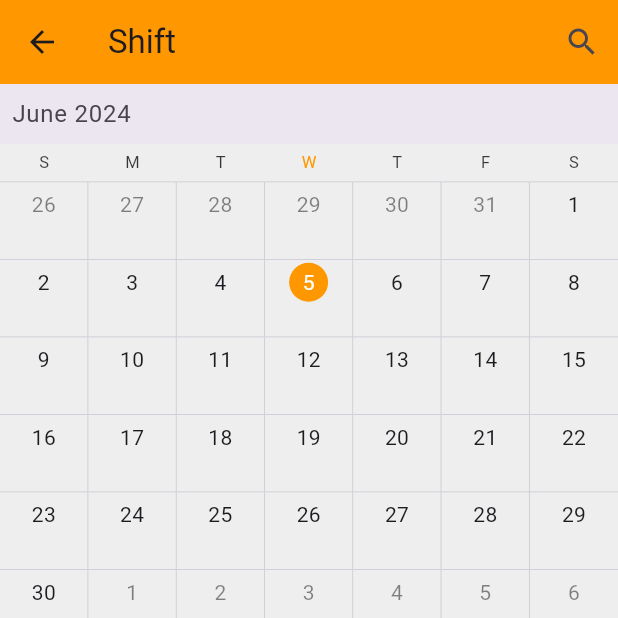
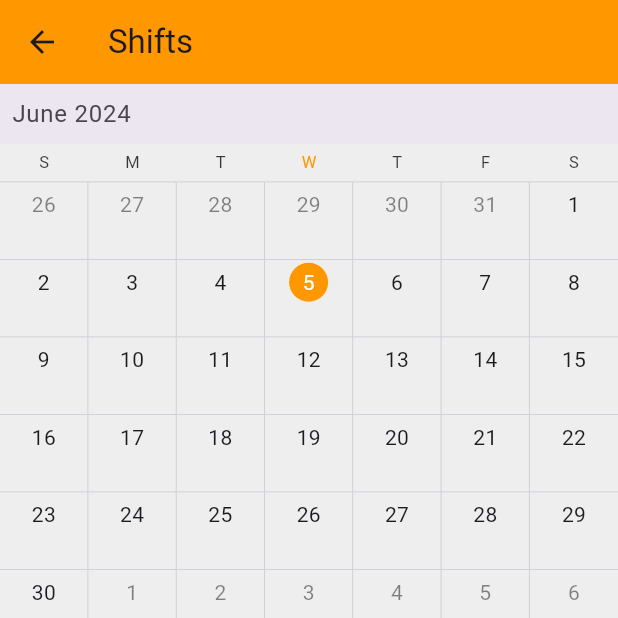
Before and after one commit to FPA-SEC-groupes/Admin_app, a Flutter app: the WaiterShiftPage screen opened by its route, on a phone screen of 412 x 824 dp, the top half of it. Run offline on Flutter 3.47's test engine with Material 3 defaults, Android fonts, the phone set to English and light mode, and no system bars; drawn by our look-alikes of syncfusion_flutter_calendar; our stand-ins replace connectivity_plus, dio, dotted_border, dropdown_button2, flutter_image_compress, flutter_local_notifications and 13 more; missing offline and left inert: draggable_fab, file_saver, multi_image_picker_plus; accounts and stored records are empty; generated files the repository leaves out were written again; network calls fail.

```diff
--- a/lib/main.dart
+++ b/lib/main.dart
@@ -17,7 +17,6 @@ import 'package:hello_way/view/manager/add_primary_material.dart';
 import 'package:hello_way/view/manager/add_product.dart';
 import 'package:hello_way/view/manager/add_space.dart';
 import 'package:hello_way/view/manager/list_events.dart';
-import 'package:hello_way/view/manager/shift.dart';
 import 'package:hello_way/view/manager/space.dart';
 
 import 'package:hello_way/view/manager/list_waiters.dart';
--- a/lib/models/board.dart
+++ b/lib/models/board.dart
@@ -3,12 +3,13 @@ class Board {
   int numTable;
   bool availability;
   int placeNumber;
-
+  bool isActive;
   Board({
     this.id,
     required this.numTable,
     required this.availability,
     required this.placeNumber,
+    this.isActive = true,
   });
 
   factory Board.fromJson(Map<String, dynamic> json) {
@@ -18,6 +19,7 @@ class Board {
       numTable: json['numTable'],
       availability: json['availability'],
       placeNumber: json['placeNumber'],
+      isActive: json['activated'],
     );
   }
 
@@ -26,6 +28,7 @@ class Board {
       'numTable': numTable,
       'availability': availability,
       'placeNumber': placeNumber,
+      'activated': isActive,
     };
 
     // Check if tableId is not null, and include it in the JSON if it exists
--- a/lib/utils/const.dart
+++ b/lib/utils/const.dart
@@ -40,6 +40,7 @@ List<String> initListOrdersStatus(BuildContext context) {
   return [
     AppLocalizations.of(context)!.all,
     AppLocalizations.of(context)!.pendingStatus,
-    AppLocalizations.of(context)!.confirmedStatus
+    AppLocalizations.of(context)!.confirmedStatus,
+    AppLocalizations.of(context)!.payedStatus
   ];
 }
--- a/lib/view/waiter/listShift.dart
+++ b/lib/view/waiter/listShift.dart
@@ -14,7 +14,6 @@ class WaiterShiftPage extends StatefulWidget {
 
 class _WaiterShiftPageState extends State<WaiterShiftPage> {
   bool _isSearching = false;
-  String _searchQuery = '';
   DateTime? _selectedDate;
   List<Shift> _shifts = [];
   List<Shift> _selectedShifts = [];
@@ -47,32 +46,14 @@ class _WaiterShiftPageState extends State<WaiterShiftPage> {
     return Scaffold(
       backgroundColor: Colors.grey[200],
       appBar: AppBar(
-        automaticallyImplyLeading: true,
+        leading: IconButton(
+          icon: Icon(Icons.arrow_back),
+          onPressed: () {
+            Navigator.of(context).pop();
+          },
+        ),
         backgroundColor: Colors.orange,
-        title: _isSearching
-            ? TextField(
-          onChanged: (value) {
-            setState(() {
-              _searchQuery = value;
-            });
-          },
-          decoration: InputDecoration(
-            hintText: AppLocalizations.of(context)!.search,
-            border: InputBorder.none,
-          ),
-        )
-            : Text(AppLocalizations.of(context)!.shift),
-        actions: [
-          IconButton(
-            icon: Icon(_isSearching ? Icons.close_rounded : Icons.search),
-            onPressed: () {
-              setState(() {
-                _isSearching = !_isSearching;
-                _searchQuery = '';
-              });
-            },
-          ),
-        ],
+        title: Text('Shifts'),
       ),
       body: Column(
         children: [
--- a/lib/view/waiter/settings.dart
+++ b/lib/view/waiter/settings.dart
@@ -103,7 +103,7 @@ class _SettingsState extends State<Settings> {
                     style: const TextStyle(fontSize: 16),
                   ),
                   onTap: () async {
-                    Navigator.pushReplacementNamed(context, WaiterShift);
+                    Navigator.pushNamed(context, WaiterShift);
                   },
                 ),
                 const Divider(),
--- a/lib/view_model/menu_view_model.dart
+++ b/lib/view_model/menu_view_model.dart
@@ -102,6 +102,7 @@ class MenuViewModel {
         final List<dynamic> parsedJson = response.data;
         final List<Product> products =
             parsedJson.map((json) => Product.fromJson(json)).toList();
+        products.sort((a, b) => a.price.compareTo(b.price));
         return products;
       }else {
         // Handle other HTTP errors
```
Also changed, not shown: lib/view/manager/list_tables.dart (+11 -3 lines), lib/view/waiter/list_commands.dart (+39 -27 lines), lib/view_model/tables_view_model.dart (+16 -0 lines), lib/widgets/item_table.dart (+6 -3 lines), lib/view/manager/shift.dart (added).
